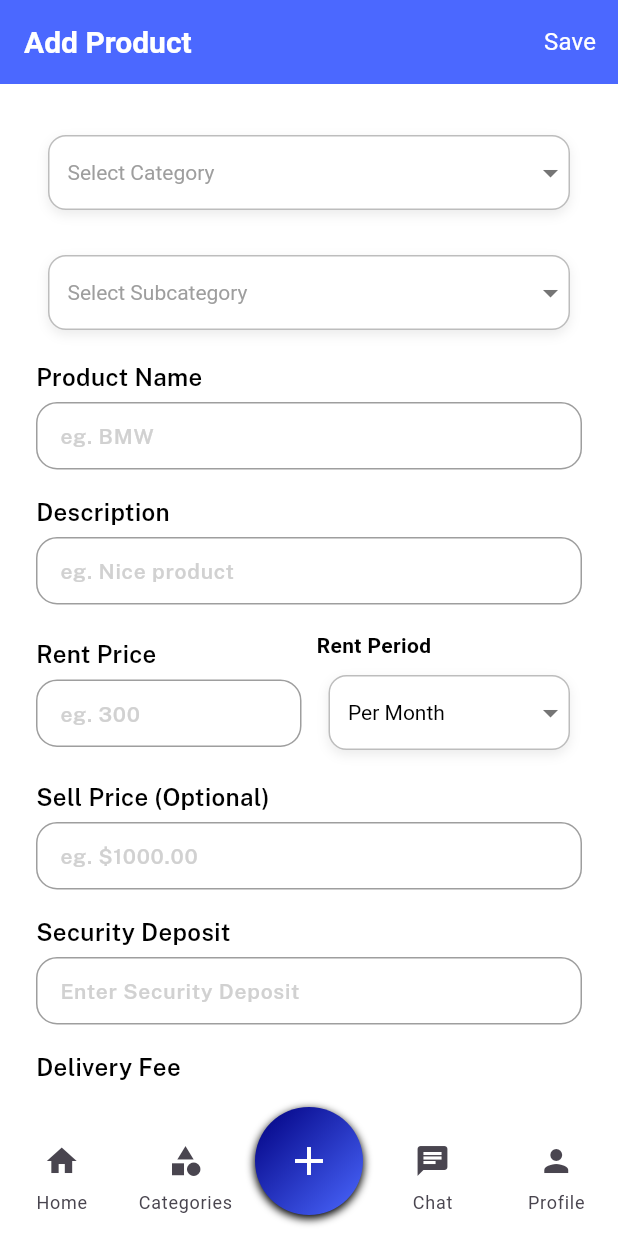
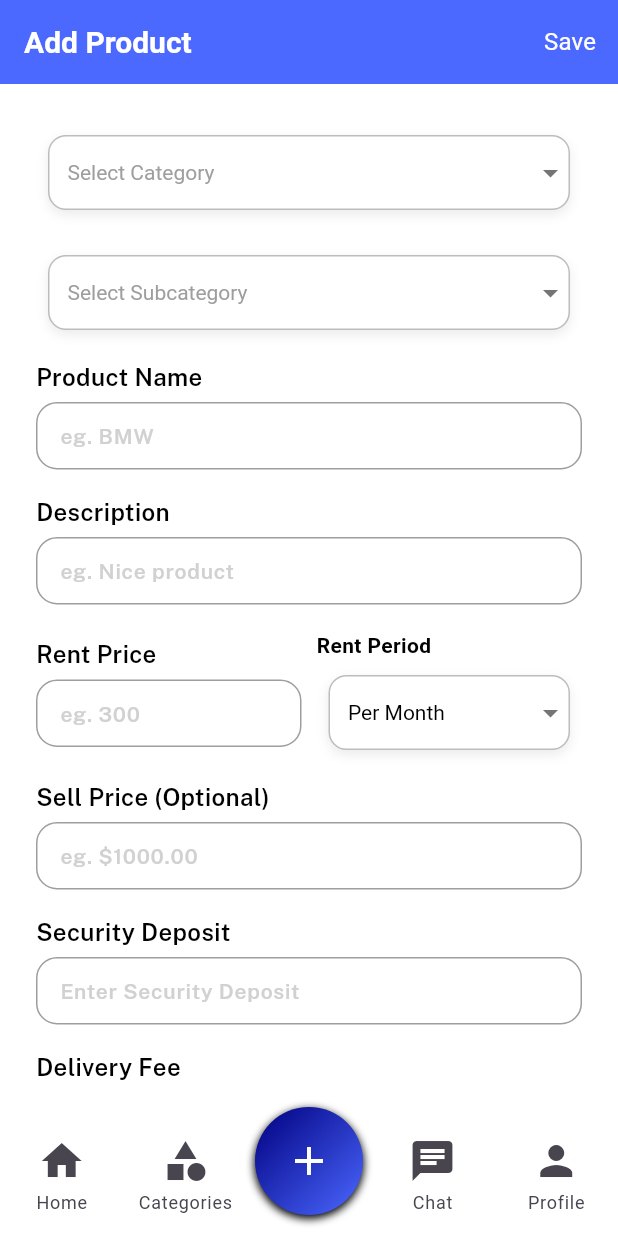
Before and after one commit to rambagaria1203/rentndeal, a Flutter app: the NavigationMenu screen opened directly, item 3 of the bottom bar chosen, on a phone screen of 412 x 824 dp. Run offline on Flutter 3.47's test engine with Material 3 defaults, Android fonts, the phone set to English and light mode, and no system bars; our stand-ins replace cached_network_image, carousel_slider, cloud_firestore, connectivity_plus, firebase_auth, firebase_core and 16 more; accounts and stored records are empty; Roboto replaces fonts that are missing (Poppins).

Commit message:
Add unread message tag in navigation bar

```diff
--- a/lib/features/home/screen/navigation_menu.dart
+++ b/lib/features/home/screen/navigation_menu.dart
@@ -1,5 +1,6 @@
 import 'package:rentndeal/constants/consts.dart';
-import 'package:rentndeal/features/chat/screen/messages_screen.dart';
+import 'package:rentndeal/features/Authentication/controller/user_controller.dart';
+import 'package:rentndeal/features/chat/controller/new_chat_controller.dart';
 import 'package:rentndeal/features/chat/screen/new_chat_screen.dart';
 import 'package:rentndeal/features/vendor_page/screen/upload_product.dart';
 
@@ -24,11 +25,11 @@ class NavigationMenu extends StatelessWidget {
           indicatorColor: dark? CColors.white.withOpacity(0.1): CColors.black.withOpacity(0.1),
 
           destinations: const [
-            NavigationDestination(icon: Icon(Icons.home), label: "Home"),
-            NavigationDestination(icon: Icon(Icons.category), label: "Categories"),
+            NavigationDestination(icon: Icon(Icons.home, size: 32,), label: "Home"),
+            NavigationDestination(icon: Icon(Icons.category, size: 32,), label: "Categories"),
             NavigationDestination(icon: CustomCenterIcon(), label: ""),
-            NavigationDestination(icon: Icon(Icons.chat), label: "Chat"),
-            NavigationDestination(icon: Icon(Icons.person), label: "Profile"),
+            NavigationDestination(icon: ChatIconWithUnreadIndicator(), label: "Chat"),
+            NavigationDestination(icon: Icon(Icons.person, size: 32,), label: "Profile"),
 
           ],
         ),
@@ -40,8 +41,19 @@ class NavigationMenu extends StatelessWidget {
 
 class NavigationController extends GetxController {
   final Rx<int> selectedIndex = 0.obs;
+  final RxBool hasUnreadMessages = false.obs;
 
   final screens = [const HomeS(), const CategoryS(), const UploadProductScreen(), const NewChatScreen(),const SettingS(),];
+
+  @override
+  void onInit() {
+    super.onInit();
+    final userId = UserController.instance.user.value.id;
+    NewChatController.instance.loadChats(userId).listen((chats) {
+      final hasUnread = chats.any((chat) => chat.lastSenderId != userId && !chat.lastMessageIsRead);
+      hasUnreadMessages.value = hasUnread;
+    });
+  }
 }
 
 
@@ -66,3 +78,30 @@ class CustomCenterIcon extends StatelessWidget {
     );
   }
 }
+
+class ChatIconWithUnreadIndicator extends StatelessWidget {
+  const ChatIconWithUnreadIndicator({super.key});
+
+  @override
+  Widget build(BuildContext context) {
+    final navController = Get.find<NavigationController>();
+
+    return Stack(
+      children: [
+        const Icon(Icons.chat, size: 32,),
+        Obx(() {
+          return navController.hasUnreadMessages.value
+              ? const Positioned(
+                  right: 0,
+                  top: 0,
+                  child: CircleAvatar(
+                    radius: 7,
+                    backgroundColor: Colors.green,
+                  ),
+                )
+              : const SizedBox();
+        }),
+      ],
+    );
+  }
+}
```
